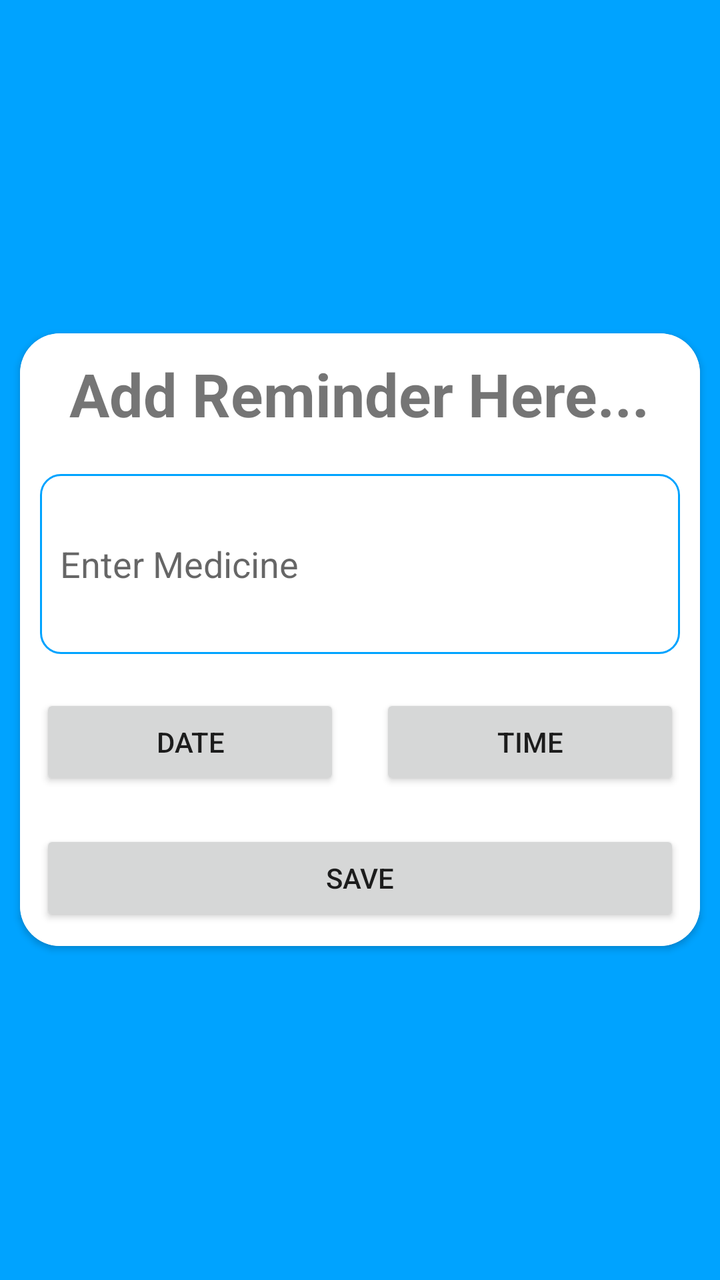
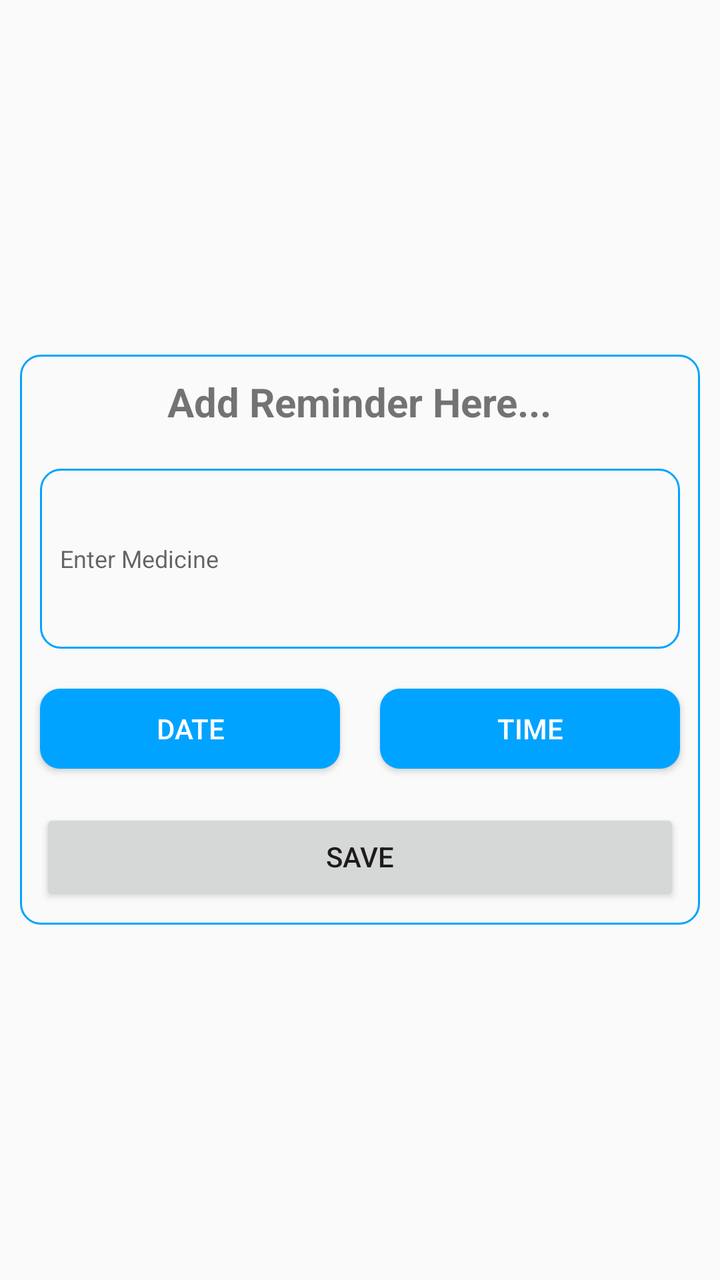

An Android layout rendered at two revisions. The XML below is the earlier revision; the diff shows what the commit changed to produce the second picture.
<!-- AndroidManifest.xml: application theme Theme.ICare -->
<!-- res/layout/activity_add_medicine.xml -->
<?xml version="1.0" encoding="utf-8"?>
<layout xmlns:android="http://schemas.android.com/apk/res/android"
    xmlns:app="http://schemas.android.com/apk/res-auto"
    xmlns:tools="http://schemas.android.com/tools">

    <LinearLayout
        android:layout_width="match_parent"
        android:layout_height="match_parent"
        android:background="@color/themeBlue"
        android:gravity="center"
        android:orientation="vertical"
        app:backgroundTint="@null"
        tools:context=".medicineAlerts.AddMedicineActivity">

        <androidx.cardview.widget.CardView
            android:layout_width="match_parent"
            android:layout_height="wrap_content"
            android:layout_margin="10dp"
            app:cardCornerRadius="20dp">

            <LinearLayout
                android:layout_width="match_parent"
                android:layout_height="match_parent"
                android:background="@color/white"
                android:orientation="vertical"
                app:backgroundTint="@null">

                <TextView
                    android:layout_width="wrap_content"
                    android:layout_height="wrap_content"
                    android:layout_gravity="center"
                    android:layout_margin="10dp"
                    android:text="Add Reminder Here..."
                    android:textSize="30sp"
                    android:textStyle="bold" />

                <EditText
                    android:id="@+id/editTitle"
                    android:layout_width="match_parent"
                    android:layout_height="90dp"
                    android:layout_margin="10dp"
                    android:background="@drawable/background_edittext"
                    android:hint="Enter Medicine"
                    android:paddingHorizontal="10dp" />

                <LinearLayout
                    android:layout_width="match_parent"
                    android:layout_height="wrap_content"
                    android:orientation="horizontal">

                    <Button
                        android:id="@+id/btnDate"
                        android:layout_width="wrap_content"
                        android:layout_height="wrap_content"
                        android:layout_margin="10dp"
                        android:layout_weight="0.5"
                        android:text="date" />

                    <Button
                        android:id="@+id/btnTime"
                        android:layout_width="wrap_content"
                        android:layout_height="wrap_content"
                        android:layout_margin="10dp"
                        android:layout_weight="0.5"
                        android:text="time" />

                </LinearLayout>

                <Button
                    android:id="@+id/btnSbumit"
                    android:layout_width="match_parent"
                    android:layout_height="wrap_content"
                    android:layout_margin="10dp"
                    android:text="Save" />

            </LinearLayout>

        </androidx.cardview.widget.CardView>

    </LinearLayout>
</layout>
<!-- resources referenced by this layout -->
<resources>
  <color name="themeBlue">#00A3FF</color>
  <color name="white">#FFFFFFFF</color>
  <!-- drawable background_edittext (drawable) -->
  <shape xmlns:android="http://schemas.android.com/apk/res/android"
      android:shape="rectangle">
      <corners
          android:radius="10dp" />
      <stroke
          android:width="1dp"
          android:color="#00A3FF" />
  </shape>
  <style name="Theme.ICare" parent="Theme.MaterialComponents.Light.NoActionBar.Bridge">
          
          <item name="colorPrimary">@color/themeBlue</item>
          <item name="colorPrimaryVariant">@color/themeBlue</item>
          <item name="colorOnPrimary">@color/white</item>
          
          <item name="colorSecondary">@color/colorBackGroundEdittext</item>
          <item name="colorSecondaryVariant">@color/colorBackGroundEdittext</item>
          <item name="colorOnSecondary">@color/black</item>
          
          <item name="android:statusBarColor">@color/themeBlue</item>
          
      </style>
  <color name="colorBackGroundEdittext">#526278</color>
  <color name="black">#000000</color>
</resources>

<!-- the commit's change to res/layout/activity_add_medicine.xml (unified diff, before → after) -->
@@ -6,22 +6,16 @@
     <LinearLayout
         android:layout_width="match_parent"
         android:layout_height="match_parent"
-        android:background="@color/themeBlue"
         android:gravity="center"
         android:orientation="vertical"
         app:backgroundTint="@null"
         tools:context=".medicineAlerts.AddMedicineActivity">
 
-        <androidx.cardview.widget.CardView
-            android:layout_width="match_parent"
-            android:layout_height="wrap_content"
-            android:layout_margin="10dp"
-            app:cardCornerRadius="20dp">
-
             <LinearLayout
                 android:layout_width="match_parent"
-                android:layout_height="match_parent"
-                android:background="@color/white"
+                android:layout_margin="10dp"
+                android:layout_height="wrap_content"
+                android:background="@drawable/background_edittext"
                 android:orientation="vertical"
                 app:backgroundTint="@null">
 
@@ -31,7 +25,7 @@
                     android:layout_gravity="center"
                     android:layout_margin="10dp"
                     android:text="Add Reminder Here..."
-                    android:textSize="30sp"
+                    android:textSize="20sp"
                     android:textStyle="bold" />
 
                 <EditText
@@ -39,6 +33,7 @@
                     android:layout_width="match_parent"
                     android:layout_height="90dp"
                     android:layout_margin="10dp"
+                    android:textSize="12sp"
                     android:background="@drawable/background_edittext"
                     android:hint="Enter Medicine"
                     android:paddingHorizontal="10dp" />
@@ -50,8 +45,10 @@
 
                     <Button
                         android:id="@+id/btnDate"
+                        android:textColor="@color/white"
+                        android:background="@drawable/button_possitive"
                         android:layout_width="wrap_content"
-                        android:layout_height="wrap_content"
+                        android:layout_height="40dp"
                         android:layout_margin="10dp"
                         android:layout_weight="0.5"
                         android:text="date" />
@@ -59,9 +56,11 @@
                     <Button
                         android:id="@+id/btnTime"
                         android:layout_width="wrap_content"
-                        android:layout_height="wrap_content"
+                        android:layout_height="40dp"
                         android:layout_margin="10dp"
                         android:layout_weight="0.5"
+                        android:textColor="@color/white"
+                        android:background="@drawable/button_possitive"
                         android:text="time" />
 
                 </LinearLayout>
@@ -75,7 +74,6 @@
 
             </LinearLayout>
 
-        </androidx.cardview.widget.CardView>
 
     </LinearLayout>
 </layout>
<!-- resource entries referenced after the edit -->
@@ -11,6 +11,28 @@
           android:width="1dp"
           android:color="#00A3FF" />
   </shape>
+  <!-- drawable button_possitive (drawable) -->
+  <?xml version="1.0" encoding="utf-8"?>
+  <ripple xmlns:android="http://schemas.android.com/apk/res/android"
+      android:color="@color/white">
+      <item android:id="@android:id/mask">
+          <shape android:shape="rectangle">
+              <solid android:color="@color/white" />
+              <corners android:radius="10dp" />
+          </shape>
+      </item>
+  
+      <item android:id="@android:id/background">
+          <shape android:shape="rectangle">
+              <gradient
+                  android:angle="90"
+                  android:endColor="@color/themeBlue"
+                  android:startColor="@color/themeBlue"
+                  android:type="linear" />
+              <corners android:radius="10dp" />
+          </shape>
+      </item>
+  </ripple>
   <style name="Theme.ICare" parent="Theme.MaterialComponents.Light.NoActionBar.Bridge">
           
           <item name="colorPrimary">@color/themeBlue</item>
